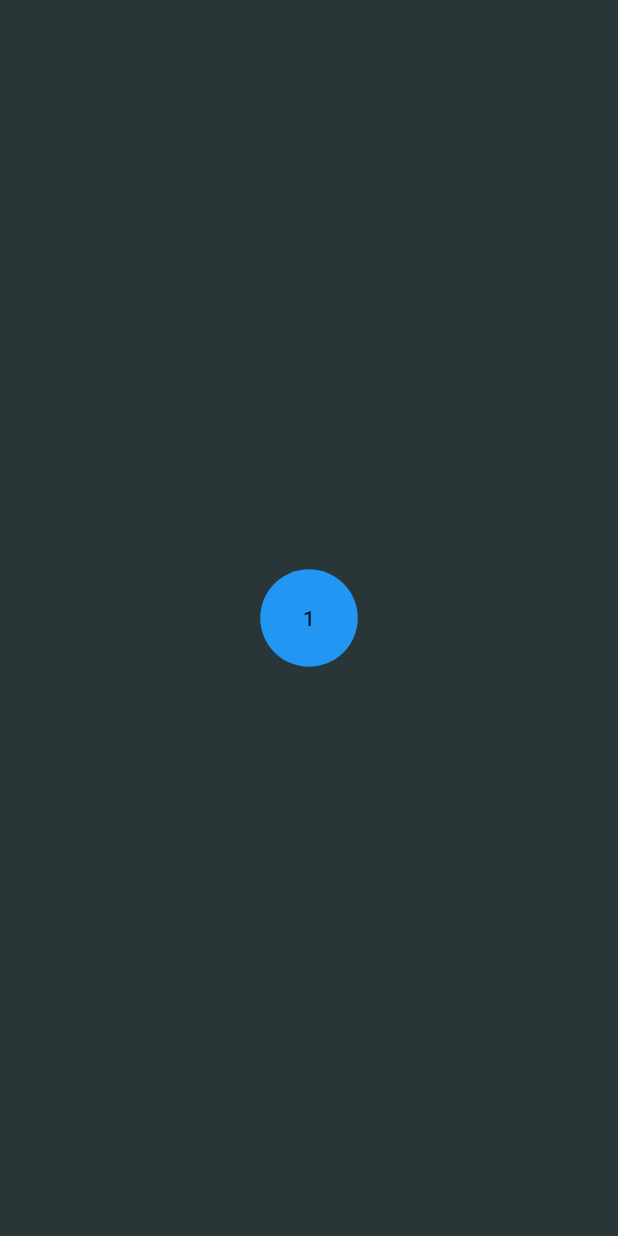
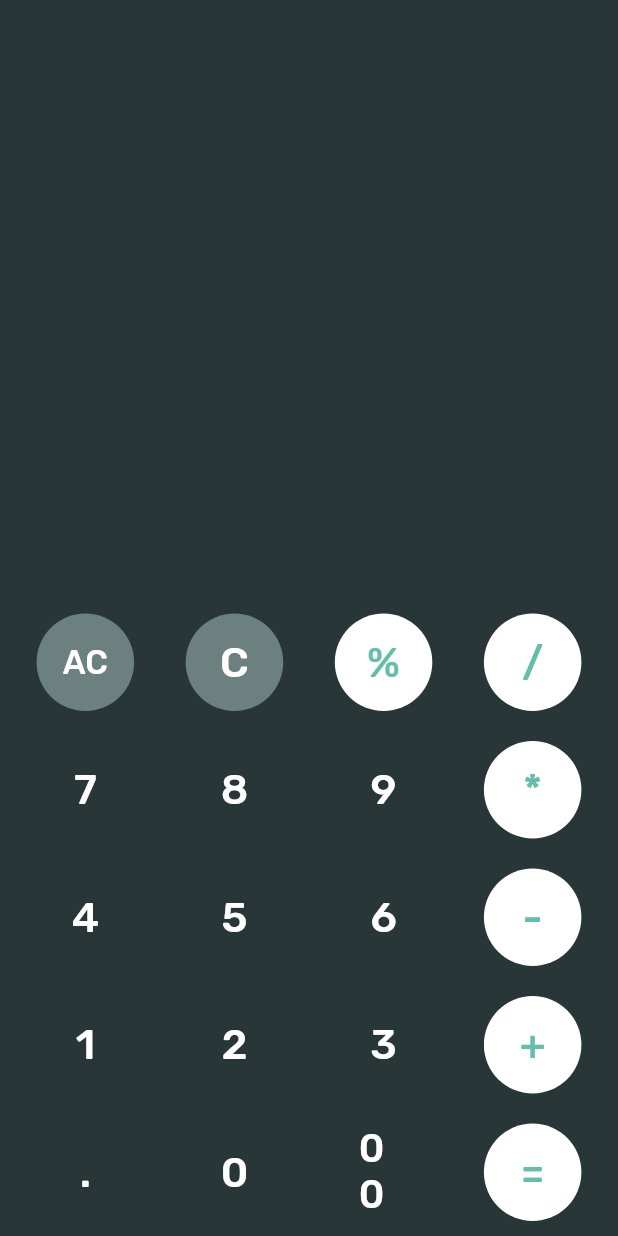
Before and after one commit to IAmMaulik/flutter_calculator, a Flutter app: the screen it shows after launch, on a phone screen of 412 x 824 dp. Run offline on Flutter 3.47's test engine with Material 2 defaults, Android fonts, the phone set to English and light mode, and no system bars; our stand-ins replace google_fonts.

Commit message:
Added all the UI buttons in the correct order and location

```diff
--- a/lib/main.dart
+++ b/lib/main.dart
@@ -13,10 +13,123 @@ class CalcApp extends StatelessWidget {
       title: 'Calculator',
       home: Scaffold(
         backgroundColor: Color(0xFF283637),
-        body: Center(
-          child: CalcButton(
-            text: "1",
-          ),
+        body: Column(
+          mainAxisAlignment: MainAxisAlignment.end,
+          children: <Widget>[
+            Row(
+              mainAxisAlignment: MainAxisAlignment.spaceEvenly,
+              children: <Widget>[
+                CalcButton(
+                  text: "AC",
+                  fillColor: 0xFF6C807F,
+                  textSize: 22.0,
+                ),
+                CalcButton(
+                  text: "C",
+                  fillColor: 0xFF6C807F,
+                ),
+                CalcButton(
+                  text: "%",
+                  fillColor: 0xFFFFFFFF,
+                  textColor: 0xFF65BDAC,
+                ),
+                CalcButton(
+                  text: "/",
+                  fillColor: 0xFFFFFFFF,
+                  textColor: 0xFF65BDAC,
+                ),
+              ],
+            ),
+            Row(
+              mainAxisAlignment: MainAxisAlignment.spaceEvenly,
+              children: <Widget>[
+                CalcButton(
+                  text: "7",
+                  fillColor: 0xFF283637,
+                ),
+                CalcButton(
+                  text: "8",
+                  fillColor: 0xFF283637,
+                ),
+                CalcButton(
+                  text: "9",
+                  fillColor: 0xFF283637,
+                ),
+                CalcButton(
+                  text: "*",
+                  fillColor: 0xFFFFFFFF,
+                  textColor: 0xFF65BDAC,
+                ),
+              ],
+            ),
+            Row(
+              mainAxisAlignment: MainAxisAlignment.spaceEvenly,
+              children: <Widget>[
+                CalcButton(
+                  text: "4",
+                  fillColor: 0xFF283637,
+                ),
+                CalcButton(
+                  text: "5",
+                  fillColor: 0xFF283637,
+                ),
+                CalcButton(
+                  text: "6",
+                  fillColor: 0xFF283637,
+                ),
+                CalcButton(
+                  text: "-",
+                  fillColor: 0xFFFFFFFF,
+                  textColor: 0xFF65BDAC,
+                ),
+              ],
+            ),
+            Row(
+              mainAxisAlignment: MainAxisAlignment.spaceEvenly,
+              children: <Widget>[
+                CalcButton(
+                  text: "1",
+                  fillColor: 0xFF283637,
+                ),
+                CalcButton(
+                  text: "2",
+                  fillColor: 0xFF283637,
+                ),
+                CalcButton(
+                  text: "3",
+                  fillColor: 0xFF283637,
+                ),
+                CalcButton(
+                  text: "+",
+                  fillColor: 0xFFFFFFFF,
+                  textColor: 0xFF65BDAC,
+                ),
+              ],
+            ),
+            Row(
+              mainAxisAlignment: MainAxisAlignment.spaceEvenly,
+              children: <Widget>[
+                CalcButton(
+                  text: ".",
+                  fillColor: 0xFF283637,
+                ),
+                CalcButton(
+                  text: "0",
+                  fillColor: 0xFF283637,
+                ),
+                CalcButton(
+                  text: "00",
+                  fillColor: 0xFF283637,
+                  textSize: 26.0,
+                ),
+                CalcButton(
+                  text: "=",
+                  fillColor: 0xFFFFFFFF,
+                  textColor: 0xFF65BDAC,
+                ),
+              ],
+            ),
+          ],
         ),
       ),
     );
--- a/lib/widgets/CalcButton.dart
+++ b/lib/widgets/CalcButton.dart
@@ -1,22 +1,43 @@
 import 'package:flutter/material.dart';
+import 'package:google_fonts/google_fonts.dart';
 
 class CalcButton extends StatelessWidget {
   final String text;
+  final int textColor;
+  final int fillColor;
+  final double textSize;
 
-  CalcButton({ required this.text });
+  const CalcButton({
+    Key? key,
+    required this.text,
+    this.textColor = 0xFFFFFFFF,
+    required this.fillColor,
+    this.textSize = 28.0,
+  }) : super(key: key);
 
   @override
   Widget build(BuildContext context) {
-    return SizedBox(
+    return Container(
+      margin: EdgeInsets.all(10.0),
+      child: SizedBox(
         width: 65.0,
         height: 65.0,
         child: FlatButton(
           shape: RoundedRectangleBorder(
             borderRadius: BorderRadius.circular(50.0)
           ),
-        child: Text(text),
+          child: Text(
+            text,
+            style: GoogleFonts.rubik(
+              textStyle: TextStyle(
+                fontSize: textSize,
+              ),
+            ),
+          ),
           onPressed: () {},
-        color: Colors.blue,
+          color: fillColor != null ? Color(fillColor) : null,
+          textColor: Color(textColor),
+        ),
       ),
     );
   }
```
Lines whose indentation alone changed are shown as unchanged.
